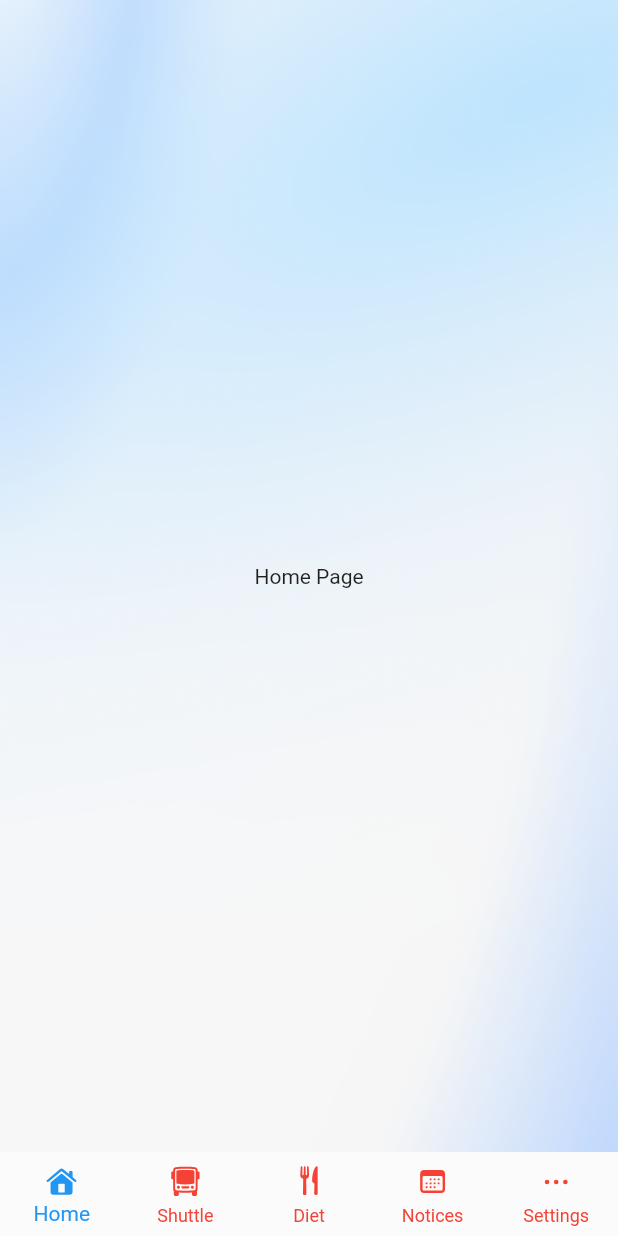
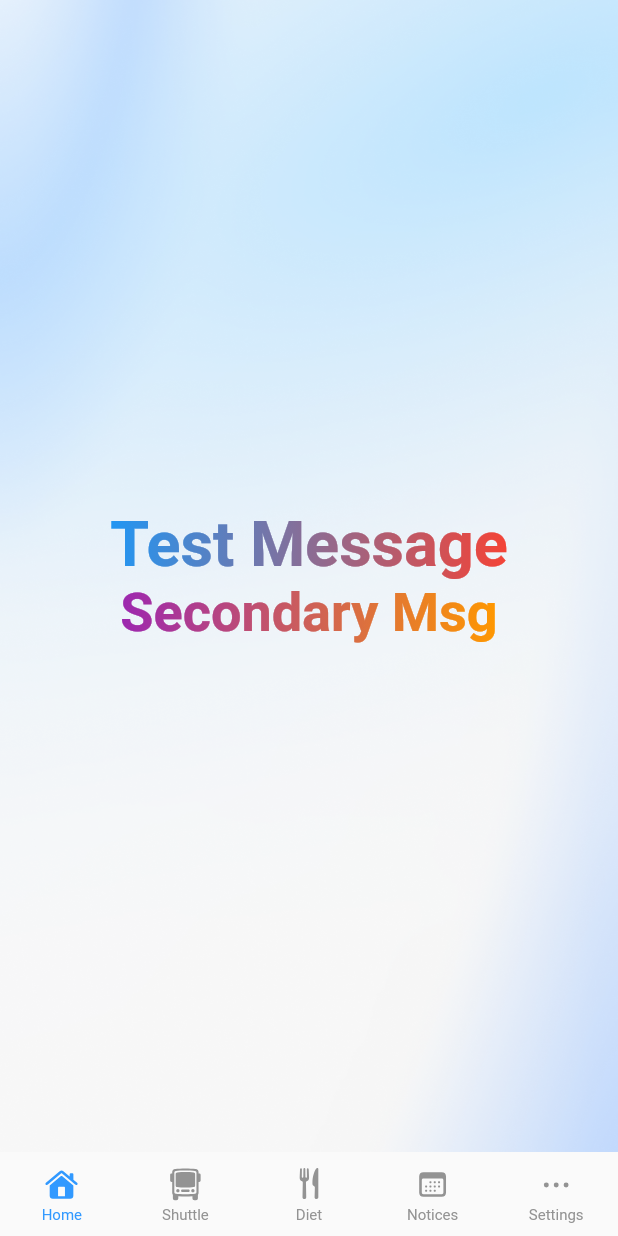
Before and after one commit to JaeWangL/flutter-boilerplate, a Flutter app: the screen it shows after launch, on a phone screen of 412 x 824 dp. Run offline on Flutter 3.47's test engine with Material 2 defaults, Android fonts, the phone set to English and light mode, and no system bars; our stand-ins replace equatable, flutter_bloc, flutter_svg, get_it; Roboto replaces fonts that are missing (Pretendard).

Commit message:
[Feature] Add 'Gradient Text' widget

```diff
--- /dev/null
+++ b/lib/styles/colors.dart
@@ -0,0 +1,7 @@
+import 'package:flutter/material.dart';
+
+class AppColors {
+  static const Color primary = Color(0xff3199FF);
+  static const Color secondary = Color(0xff0081FF);
+  static const Color gray400 = Color(0xff939393);
+}
--- a/lib/styles/index.dart
+++ b/lib/styles/index.dart
@@ -1 +1,2 @@
+export 'colors.dart';
 export 'themes.dart';
--- a/lib/styles/themes.dart
+++ b/lib/styles/themes.dart
@@ -1,6 +1,6 @@
 import 'package:flutter/material.dart';
 
 final ThemeData lightTheme = ThemeData(
-  brightness: Brightness.light,
-  primaryColor: Colors.blue,
-);
+    brightness: Brightness.light,
+    primaryColor: Colors.blue,
+    fontFamily: 'Pretendard');
--- a/lib/views/main/tabViews/home_view.dart
+++ b/lib/views/main/tabViews/home_view.dart
@@ -7,9 +7,24 @@ class HomeView extends StatelessWidget {
   @override
   Widget build(BuildContext context) {
     return BackgroundImageView(
-      child: Column(
-          mainAxisAlignment: MainAxisAlignment.center,
-          children: [const Text('Home Page')]),
+      child: Column(mainAxisAlignment: MainAxisAlignment.center, children: [
+        GradientText(
+          'Test Message',
+          colors: [
+            Colors.blue,
+            Colors.red,
+          ],
+          style: TextStyle(fontSize: 42, fontWeight: FontWeight.w700),
+        ),
+        GradientText(
+          'Secondary Msg',
+          colors: [
+            Colors.purple,
+            Colors.orange,
+          ],
+          style: TextStyle(fontSize: 36, fontWeight: FontWeight.w700),
+        )
+      ]),
     );
   }
 }
--- a/lib/views/main/widgets/bottom_nav_icon.dart
+++ b/lib/views/main/widgets/bottom_nav_icon.dart
@@ -1,4 +1,5 @@
 import 'package:flutter/material.dart';
+import 'package:flutter_boilerplate/styles/index.dart';
 import 'package:flutter_svg/flutter_svg.dart';
 
 class BottomNavIcon extends StatelessWidget {
@@ -12,9 +13,9 @@ class BottomNavIcon extends StatelessWidget {
   Widget build(BuildContext context) {
     return SvgPicture.asset(
       source,
-      width: 26,
-      height: 26,
-      color: isActive ? Colors.blue : Colors.red,
+      width: 28,
+      height: 28,
+      color: isActive ? AppColors.primary : AppColors.gray400,
     );
   }
 }
--- /dev/null
+++ b/lib/widgets/gradientText/index.dart
@@ -0,0 +1,113 @@
+import 'package:flutter/material.dart';
+import 'package:flutter_boilerplate/widgets/gradientText/interfaces.dart';
+
+class GradientText extends StatelessWidget {
+  /// Colors used to show the gradient.
+  final List<Color> colors;
+
+  /// Direction in which the gradient will be displayed.
+  final GradientDirection? gradientDirection;
+
+  /// The type of gradient to apply.
+  final GradientType? gradientType;
+
+  /// How visual overflow should be handled.
+  final TextOverflow? overflow;
+
+  /// The radius of the gradient, as a fraction of the shortest side
+  /// of the paint box.
+  final double radius;
+
+  /// If non-null, the style to use for this text.
+  final TextStyle? style;
+
+  /// The text to display.
+  final String? text;
+
+  /// How the text should be aligned horizontally.
+  final TextAlign? textAlign;
+
+  const GradientText(
+    String this.text, {
+    required this.colors,
+    this.gradientDirection = GradientDirection.ltr,
+    this.gradientType = GradientType.linear,
+    Key? key,
+    this.overflow,
+    this.radius = 1.0,
+    this.style,
+    this.textAlign,
+  })  : assert(
+          colors.length >= 2,
+          'Colors list must have at least two colors',
+        ),
+        super(key: key);
+
+  @override
+  Widget build(BuildContext context) {
+    return ShaderMask(
+      shaderCallback: _createShader,
+      child: Text(
+        text!,
+        overflow: overflow,
+        style: _style,
+        textAlign: textAlign,
+      ),
+    );
+  }
+
+  Alignment _direction(String key) {
+    final Map<String, Alignment> map = {};
+    switch (gradientDirection) {
+      case GradientDirection.rtl:
+        map['begin'] = Alignment.centerRight;
+        map['end'] = Alignment.centerLeft;
+        break;
+      case GradientDirection.ttb:
+        map['begin'] = Alignment.topCenter;
+        map['end'] = Alignment.bottomCenter;
+        break;
+      case GradientDirection.btt:
+        map['begin'] = Alignment.bottomCenter;
+        map['end'] = Alignment.topCenter;
+        break;
+      default:
+        map['begin'] = Alignment.centerLeft;
+        map['end'] = Alignment.centerRight;
+        break;
+    }
+    return map[key]!;
+  }
+
+  Shader _createShader(Rect bounds) {
+    switch (gradientType) {
+      case GradientType.radial:
+        return _radialGradient.createShader(bounds);
+      default:
+        return _linearGradient.createShader(bounds);
+    }
+  }
+
+  Gradient get _linearGradient {
+    return LinearGradient(
+      begin: _direction('begin'),
+      colors: colors,
+      end: _direction('end'),
+    );
+  }
+
+  Gradient get _radialGradient {
+    return RadialGradient(
+      colors: colors,
+      radius: radius,
+    );
+  }
+
+  TextStyle get _style {
+    if (style != null) {
+      return style!.copyWith(color: Colors.white);
+    }
+
+    return const TextStyle(color: Colors.white);
+  }
+}
--- /dev/null
+++ b/lib/widgets/gradientText/interfaces.dart
@@ -0,0 +1,23 @@
+/// The type of gradient to apply.
+enum GradientType {
+  /// A linear gradient.
+  linear,
+
+  /// A radial gradient.
+  radial,
+}
+
+/// Direction to apply in the gradient.
+enum GradientDirection {
+  /// Bottom to top.
+  btt,
+
+  /// Left to right.
+  ltr,
+
+  /// Right to left.
+  rtl,
+
+  /// Top to bottom.
+  ttb,
+}
--- a/lib/widgets/index.dart
+++ b/lib/widgets/index.dart
@@ -1,2 +1,2 @@
-export 'background_image_view.dart';
-export 'blur_bottom_view.dart';
+export 'backgroundImageView/index.dart';
+export 'gradientText/index.dart';
```
Also changed, not shown: lib/views/main/main_view.dart (+6 -3 lines), lib/widgets/blur_bottom_view.dart (deleted, +0 -63 lines), lib/widgets/backgroundImageView/index.dart (renamed from lib/widgets/background_image_view.dart).
